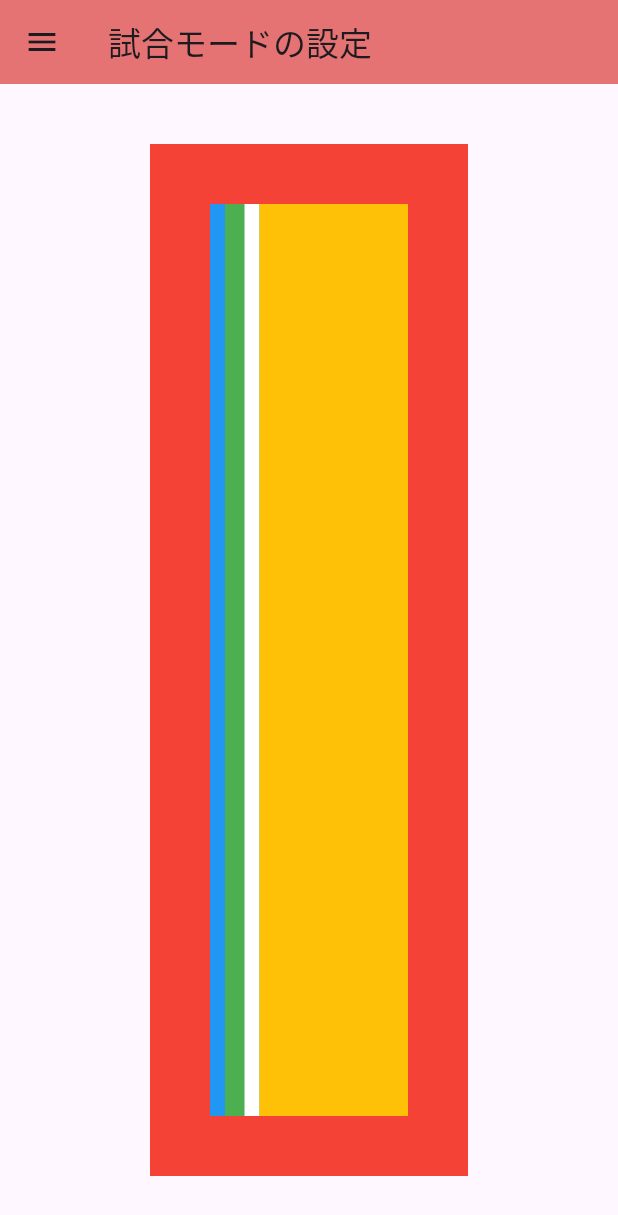
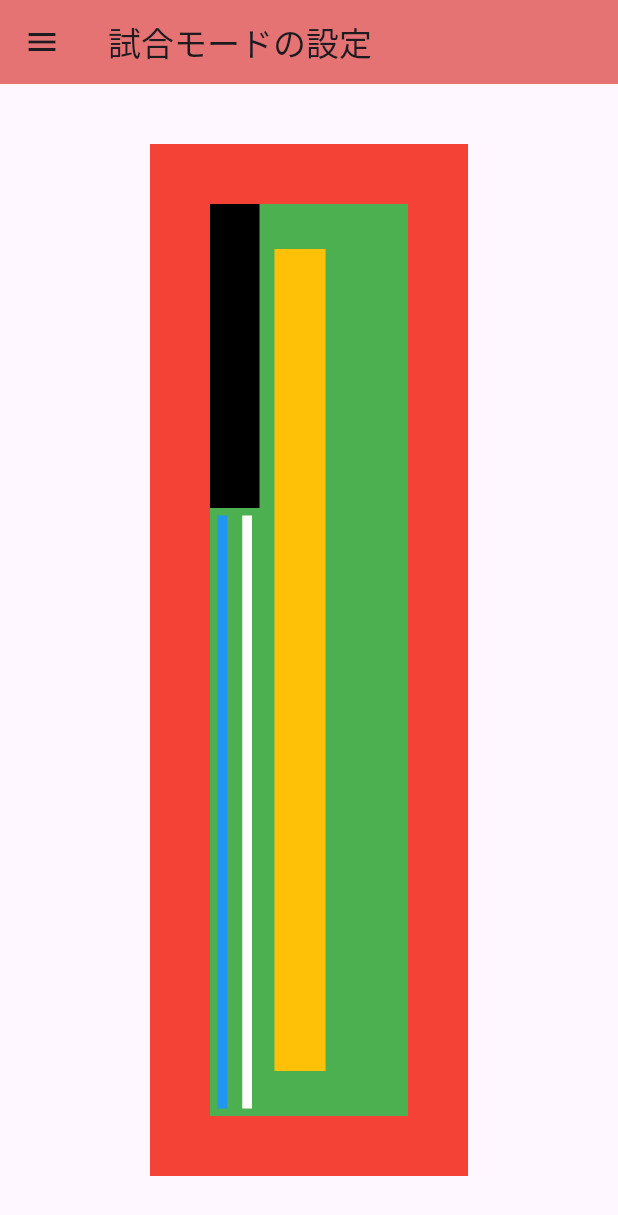
Before and after one commit to Kis-kawa/future-workshop, a Flutter app: the GameSetting screen opened by its route, on a phone screen of 412 x 824 dp. Shown: the top 1215 px of the screen. Run offline on Flutter 3.47's test engine with Material 3 defaults, Android fonts, the light colour scheme and no system bars; our stand-ins replace flutter_riverpod, go_router; missing offline and left inert: segment_display; statements that could not run were skipped.

Commit message:
kis(add):学校の分

```diff
--- a/judotimer/lib/page_d.dart
+++ b/judotimer/lib/page_d.dart
@@ -28,8 +28,10 @@ class PlayerColor extends StatelessWidget {
     }
 
     return Container(
+      // width: 50,
+      // height: 200,
       color: containerColor,
-      padding: const EdgeInsets.all(5),
+      margin: const EdgeInsets.all(5),
     );
   }
 }
@@ -41,12 +43,20 @@ class GameSetting extends StatelessWidget {
   @override
   Widget build(BuildContext context) {
 
-  final RightContant = Row(mainAxisAlignment: MainAxisAlignment.spaceBetween, children: [
-                    PlayerColor(numcolor: 2),
-                    PlayerColor(numcolor: 0),
-                  ],);
+  final rightContant = Column(
+                  children: [
+                    Expanded(flex: 1,child: Container(color: Colors.black,),),
+                    Expanded(flex: 2,child: Container(alignment:Alignment.center, child:const Row(
+                      children: [
+                        Expanded(flex: 1, child: PlayerColor(numcolor: 2),),
+                        Expanded(flex: 1, child: PlayerColor(numcolor: 0),),
+                      ],
+                    ),),),
+                  ],
+                );
 
-  final LiteContantu = Container(color: Colors.amber,);
+
+  final liteContantu = Container(color: Colors.amber, margin: const EdgeInsets.fromLTRB(10, 30, 55, 30),); //ここ違う方がいい、縦でexpandedするs
 
   final con = Align(
     alignment: Alignment.center,
@@ -58,8 +68,9 @@ class GameSetting extends StatelessWidget {
           color: Colors.amber,
           child: Container(color: Colors.green, child: Row(
             children: [
-              Expanded(flex: 1, child: Container(child: RightContant),),
-              Expanded(flex: 3, child: Container(child: LiteContantu),),
+              Expanded(flex: 1, child: rightContant,
+              ),
+              Expanded(flex: 3, child: Container(child: liteContantu),),
             ],
           ),),
         ),
```
